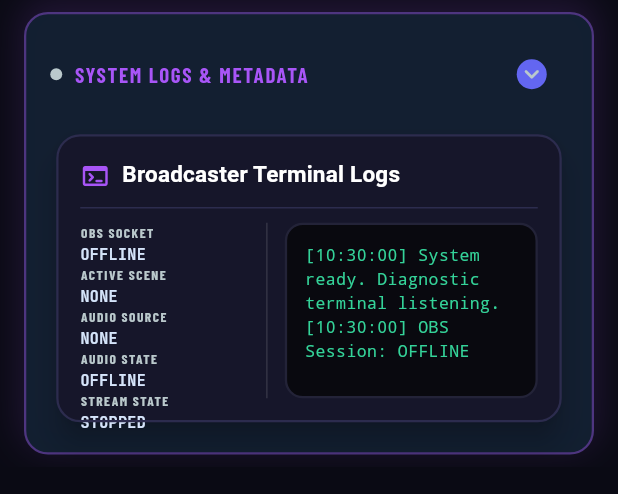
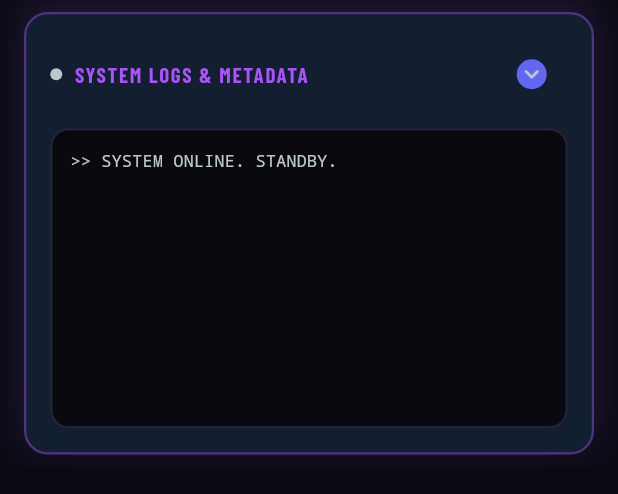
Before and after one commit to samakunchan/obs_manager, a Flutter app: the MonitoringActionPanel widget shown alone on an empty page, opened directly with empty values, on a phone screen of 412 x 824 dp. Shown: the top 494 px of the screen. Run offline on Flutter 3.47's test engine with Material 3 defaults, Android fonts, the phone set to English and light mode, and no system bars; our stand-ins replace connectivity_plus, dartz, dio, get_it, google_fonts, shared_preferences and 2 more; missing offline and left inert: mobile_scanner, obs_websocket; accounts and stored records are empty.

Commit message:
feat: monitoring
- Fix monitoring view.
- Added logs.

```diff
--- a/lib/widgets/monitoring_action_panel.dart
+++ b/lib/widgets/monitoring_action_panel.dart
@@ -1,9 +1,7 @@
 import 'package:flutter/material.dart';
-import 'package:google_fonts/google_fonts.dart';
 import 'package:obs_manager/core/index.dart';
-import 'package:obs_manager/features/o_b_s_scenes/o_b_s_scenes.dart';
 import 'package:obs_manager/features/o_b_s_server/o_b_s_server.dart';
-import 'package:obs_manager/features/o_b_s_sound/o_b_s_sound.dart';
+import 'package:obs_manager/features/persistances/persistances.dart';
 import 'package:obs_manager/widgets/widgets.dart';
 import 'package:signals_flutter/signals_flutter.dart';
 
@@ -18,101 +16,22 @@ class MonitoringActionPanel extends StatefulWidget {
 }
 
 class _MonitoringActionPanelState extends State<MonitoringActionPanel> {
-  final List<String> _logs = [];
   final ScrollController _scrollController = ScrollController();
-
-  // Signal dispose callbacks
-  late final void Function() _disposeConnected;
-  late final void Function() _disposeStream;
-  late final void Function() _disposeScene;
-  late final void Function() _disposeMute;
+  late final void Function() _disposeLogsEffect;
 
   @override
   void initState() {
     super.initState();
-    _addLog('System ready. Diagnostic terminal listening.');
+    final PersistancesLogsService logsService = getIt<PersistancesLogsService>();
 
-    final obsService = getIt<OBSService>();
-    final scenesService = getIt<OBSScenesService>();
-    final soundService = getIt<OBSSoundService>();
+    // Set up reactive signal effect to auto-scroll when new logs are added
+    _disposeLogsEffect = effect(() {
+      // Access the signal to subscribe to its updates
+      final _ = logsService.logs.value;
 
-    // Initial logs based on current state
-    if (obsService.isConnected.value) {
-      _addLog('OBS Session: ACTIVE');
-      _addLog('Initial Scene: ${scenesService.currentScene.value}');
-      _addLog('Audio Input: ${soundService.inputName.value} (${soundService.isSoundMuted.value ? 'MUTED' : 'ACTIVE'})');
-    } else {
-      _addLog('OBS Session: OFFLINE');
-    }
-
-    // Set up reactive signal effects to record stream events on change
-    bool initialConnected = true;
-    _disposeConnected = effect(() {
-      final isConnected = obsService.isConnected.value;
-      if (initialConnected) {
-        initialConnected = false;
-        return;
-      }
-      _addLog('Connection status changed: ${isConnected ? 'CONNECTED' : 'DISCONNECTED'}');
-    });
-
-    bool initialStream = true;
-    _disposeStream = effect(() {
-      final status = obsService.streamStatus.value;
-      if (initialStream) {
-        initialStream = false;
-        return;
-      }
-      _addLog('Stream state updated: ${status.name.toUpperCase()}');
-    });
-
-    bool initialScene = true;
-    _disposeScene = effect(() {
-      final scene = scenesService.currentScene.value;
-      if (initialScene) {
-        initialScene = false;
-        return;
-      }
-      if (scene.isNotEmpty) {
-        _addLog('Program Scene active: $scene');
-      }
-    });
-
-    bool initialMute = true;
-    _disposeMute = effect(() {
-      final isMuted = soundService.isSoundMuted.value;
-      if (initialMute) {
-        initialMute = false;
-        return;
-      }
-      _addLog('Microphone state changed: ${isMuted ? 'MUTED 🛑' : 'LIVE 🎙️'}');
-    });
-  }
-
-  @override
-  void dispose() {
-    _disposeConnected();
-    _disposeStream();
-    _disposeScene();
-    _disposeMute();
-    _scrollController.dispose();
-    super.dispose();
-  }
-
-  void _addLog(String message) {
-    if (!mounted) return;
-    final time = _getTimestamp();
-    setState(() {
-      _logs.add('[$time] $message');
-      // Limit to last 50 logs for memory performance
-      if (_logs.length > 50) {
-        _logs.removeAt(0);
-      }
-    });
-
-    // Auto-scroll terminal to bottom
+      // Auto-scroll terminal to bottom after next frame layout pass
       WidgetsBinding.instance.addPostFrameCallback((_) {
-      if (_scrollController.hasClients) {
+        if (mounted && _scrollController.hasClients) {
           _scrollController.animateTo(
             _scrollController.position.maxScrollExtent,
             duration: const Duration(milliseconds: 200),
@@ -120,28 +39,49 @@ class _MonitoringActionPanelState extends State<MonitoringActionPanel> {
           );
         }
       });
+    });
   }
 
-  String _getTimestamp() {
-    final now = DateTime.now();
-    final h = now.hour.toString().padLeft(2, '0');
-    final m = now.minute.toString().padLeft(2, '0');
-    final s = now.second.toString().padLeft(2, '0');
-    return '$h:$m:$s';
+  @override
+  void dispose() {
+    _disposeLogsEffect();
+    _scrollController.dispose();
+    super.dispose();
   }
 
   @override
   Widget build(BuildContext context) {
-    final obsService = getIt<OBSService>();
-    final scenesService = getIt<OBSScenesService>();
-    final soundService = getIt<OBSSoundService>();
+    final OBSService obsService = getIt<OBSService>();
+    final PersistancesLogsService logsService = getIt<PersistancesLogsService>();
 
-    return Watch((_) {
-      final isConnected = obsService.isConnected.value;
-      final sceneName = scenesService.currentScene.value;
-      final micName = soundService.inputName.value;
-      final isMuted = soundService.isSoundMuted.value;
-      final streamStateName = obsService.streamStatus.value.name.toUpperCase();
+    return Watch((BuildContext context) {
+      final bool isConnected = obsService.isConnected.value;
+      final List<LogEntry> logs = logsService.logs.value;
+
+      final List<Widget> logWidgets = logs.map((entry) {
+        final h = entry.time.hour.toString().padLeft(2, '0');
+        final m = entry.time.minute.toString().padLeft(2, '0');
+        final s = entry.time.second.toString().padLeft(2, '0');
+        final timestamp = '[$h:$m:$s]';
+
+        Color codeColor;
+        switch (entry.code) {
+          case 'error':
+            codeColor = AppColors.cyberAlertRed;
+          case 'warning':
+            codeColor = AppColors.warningColor;
+          case 'success':
+            codeColor = AppColors.terminalText;
+          case 'info':
+          default:
+            codeColor = AppColors.cyberSkyBlue;
+        }
+
+        return Text(
+          '$timestamp [${entry.code.toUpperCase()}] ${entry.message}',
+          style: kTerminalTextStyle.copyWith(color: codeColor),
+        );
+      }).toList();
 
       return BottomActionPanelWrapper(
         title: 'SYSTEM LOGS & METADATA',
@@ -151,7 +91,7 @@ class _MonitoringActionPanelState extends State<MonitoringActionPanel> {
           width: 8,
           height: 8,
           decoration: BoxDecoration(
-            shape: BoxShape.circle,
+            shape: .circle,
             color: isConnected ? AppColors.accent : AppColors.cyberTextMuted,
             boxShadow: [
               if (isConnected)
@@ -163,46 +103,36 @@ class _MonitoringActionPanelState extends State<MonitoringActionPanel> {
             ],
           ),
         ),
+        trailingHeader: IconButton(
+          icon: const Icon(
+            Icons.delete_sweep_outlined,
+            color: AppColors.cyberAlertRed,
+            size: 20,
+          ),
+          tooltip: 'Clear Logs',
+          onPressed: logs.isEmpty
+              ? null
+              : () async {
+                  await logsService.clearLogs();
+                },
+          padding: EdgeInsets.zero,
+          constraints: const BoxConstraints(),
+        ),
         child: SizedBox(
-          height: 200, // Constrained height for ShowcaseCard content
-          child: ShowcaseCard(
-            title: 'Broadcaster Terminal Logs',
-            icon: Icons.terminal_rounded,
-            color: AppColors.accent,
+          height: 200,
           child: Row(
-              crossAxisAlignment: CrossAxisAlignment.stretch,
+            crossAxisAlignment: .stretch,
             children: [
-                /// Left Column: Metadata Listing
               Expanded(
-                  flex: 2,
-                  child: Column(
-                    crossAxisAlignment: CrossAxisAlignment.start,
-                    mainAxisAlignment: MainAxisAlignment.spaceEvenly,
-                    children: [
-                      _buildMetadataItem('OBS SOCKET', isConnected ? '127.0.0.1:4455' : 'OFFLINE'),
-                      _buildMetadataItem('ACTIVE SCENE', isConnected ? sceneName : 'NONE'),
-                      _buildMetadataItem('AUDIO SOURCE', isConnected ? micName : 'NONE'),
-                      _buildMetadataItem('AUDIO STATE', isConnected ? (isMuted ? 'MUTED' : 'LIVE') : 'OFFLINE'),
-                      _buildMetadataItem('STREAM STATE', streamStateName),
-                    ],
-                  ),
-                ),
-                const VerticalDivider(width: 24, thickness: 1, color: Color(0x1FFFFFFF)),
-
-                /// Right Column: Interactive Logs terminal matching my_home_page.dart
-                Expanded(
-                  flex: 3,
                 child: Center(
                   child: Container(
-                      height: 120,
+                    height: 200,
                     padding: const EdgeInsets.all(12),
                     decoration: BoxDecoration(
-                        color: Theme.of(context).brightness == Brightness.dark
-                            ? AppColors.darkTerminalBg
-                            : AppColors.lightTerminalBg,
+                      color: Theme.of(context).brightness == .dark ? AppColors.darkTerminalBg : AppColors.lightTerminalBg,
                       borderRadius: BorderRadius.circular(12),
                       border: Border.all(
-                          color: Theme.of(context).brightness == Brightness.dark
+                        color: Theme.of(context).brightness == .dark
                             ? AppColors.darkTerminalBorder
                             : AppColors.lightTerminalBorder,
                         width: 1.5,
@@ -211,10 +141,17 @@ class _MonitoringActionPanelState extends State<MonitoringActionPanel> {
                     child: SingleChildScrollView(
                       controller: _scrollController,
                       child: Align(
-                          alignment: Alignment.topLeft,
-                          child: Text(
-                            _logs.join('\n'),
-                            style: kTerminalTextStyle,
+                        alignment: .topLeft,
+                        child: Column(
+                          crossAxisAlignment: .start,
+                          children: logWidgets.isEmpty
+                              ? [
+                                  Text(
+                                    '>> SYSTEM ONLINE. STANDBY.',
+                                    style: kTerminalTextStyle.copyWith(color: AppColors.cyberTextMuted),
+                                  ),
+                                ]
+                              : logWidgets,
                         ),
                       ),
                     ),
@@ -224,36 +161,7 @@ class _MonitoringActionPanelState extends State<MonitoringActionPanel> {
             ],
           ),
         ),
-        ),
       );
     });
   }
-
-  Widget _buildMetadataItem(String label, String value) {
-    return Column(
-      crossAxisAlignment: CrossAxisAlignment.start,
-      children: [
-        Text(
-          label,
-          style: GoogleFonts.barlowCondensed(
-            fontSize: 9,
-            fontWeight: FontWeight.bold,
-            letterSpacing: 1,
-            color: AppColors.cyberTextMuted,
-          ),
-        ),
-        const SizedBox(height: 1),
-        Text(
-          value,
-          style: GoogleFonts.jetBrainsMono(
-            fontSize: 10,
-            fontWeight: FontWeight.bold,
-            color: AppColors.cyberTextLight,
-          ),
-          maxLines: 1,
-          overflow: TextOverflow.ellipsis,
-        ),
-      ],
-    );
 }
-}
```
Lines whose indentation alone changed are shown as unchanged.
